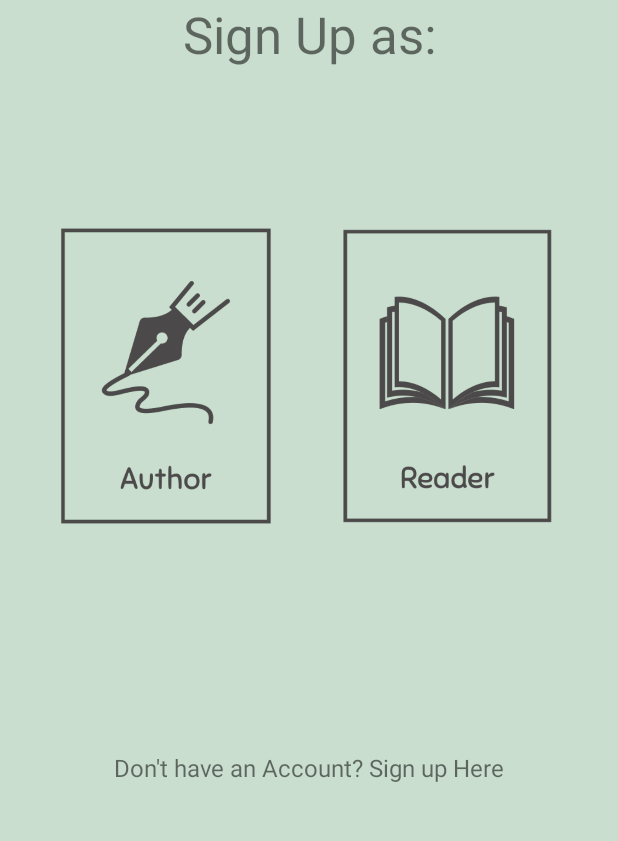
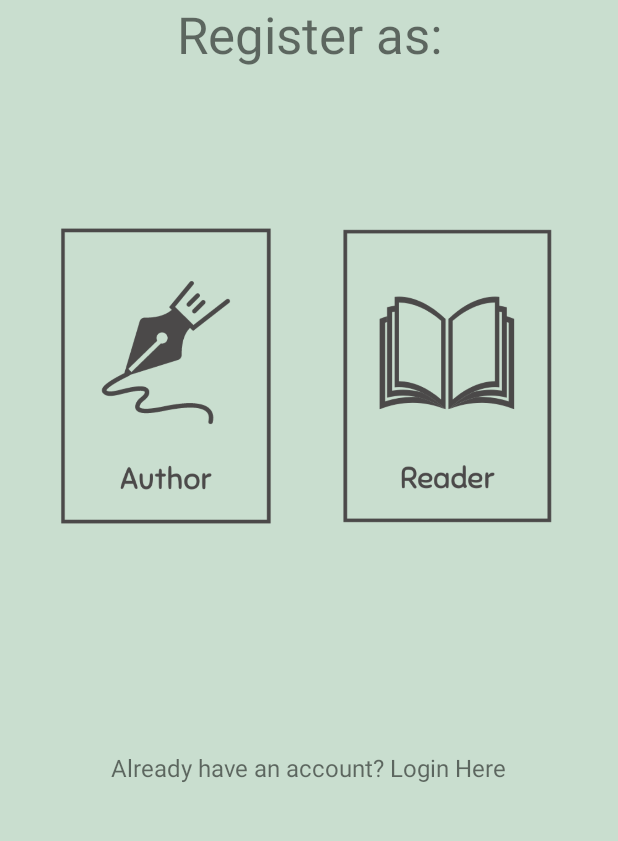
Before and after one commit to gekkkota/SoftwareDesign, an Android app: the RegisterAs screen opened directly, with no data from a screen before it, on a phone screen of 412 x 824 dp, the part 287-1128 px from its top. Run offline under Robolectric (Android 15) with nearby library versions, the phone set to English and light mode, and no system bars.

Commit message:
Redirections Done

```diff
--- a/app/src/main/AndroidManifest.xml
+++ b/app/src/main/AndroidManifest.xml
@@ -9,7 +9,7 @@
         android:roundIcon="@mipmap/ic_launcher_round"
         android:supportsRtl="true"
         android:theme="@style/SplashScreenTheme">
-        <activity android:name=".reader.ReaderRegister"></activity>
+        <activity android:name=".reader.ReaderRegister" />
         <activity android:name=".reader.ReaderLogin" />
         <activity android:name=".author.AuthorRegister" />
         <activity android:name=".author.AuthorLogin" />
--- a/app/src/main/java/com/example/empr/LogInAs.java
+++ b/app/src/main/java/com/example/empr/LogInAs.java
@@ -13,7 +13,7 @@ import com.example.empr.reader.ReaderLogin;
 public class LogInAs extends AppCompatActivity {
 
     private ImageView authorBtn, readerBtn;
-    private TextView toSignUpAs;
+    private TextView toRegister;
 
     @Override
     protected void onCreate(Bundle savedInstanceState) {
@@ -23,9 +23,9 @@ public class LogInAs extends AppCompatActivity {
 
         authorBtn = findViewById(R.id.author_btn);
         readerBtn = findViewById(R.id.reader_btn);
-        toSignUpAs = findViewById(R.id.signup_btn);
+        toRegister = findViewById(R.id.register);
 
-        toSignUpAs.setOnClickListener(v -> {
+        toRegister.setOnClickListener(v -> {
             startActivity(new Intent(LogInAs.this, RegisterAs.class));
             finish();
         });
--- a/app/src/main/java/com/example/empr/RegisterAs.java
+++ b/app/src/main/java/com/example/empr/RegisterAs.java
@@ -21,9 +21,9 @@ public class RegisterAs extends AppCompatActivity {
         setContentView(R.layout.activity_register_as);
         setTheme(R.style.Theme_EMPr);
 
-        authorBtn = findViewById(R.id.author_btn_signUp);
-        readerBtn = findViewById(R.id.reader_btn_signUp);
-        toLogInAs = findViewById(R.id.signup_btn);
+        authorBtn = findViewById(R.id.author_btn_reg);
+        readerBtn = findViewById(R.id.reader_btn_reg);
+        toLogInAs = findViewById(R.id.login_btn);
 
         toLogInAs.setOnClickListener(v -> {
             startActivity(new Intent(RegisterAs.this, LogInAs.class));
--- a/app/src/main/res/layout/activity_author_register.xml
+++ b/app/src/main/res/layout/activity_author_register.xml
@@ -5,7 +5,7 @@
     android:layout_width="match_parent"
     android:layout_height="match_parent"
     android:background="@color/bgcolor"
-    tools:context=".author.Register">
+    tools:context=".author.AuthorRegister">
 
     <ImageView
         android:id="@+id/imageView4"
@@ -24,7 +24,7 @@
         android:layout_width="wrap_content"
         android:layout_height="wrap_content"
         android:layout_marginTop="16dp"
-        android:text="Author Sign Up"
+        android:text="Author Register"
         android:textSize="24sp"
         app:layout_constraintEnd_toEndOf="parent"
         app:layout_constraintStart_toStartOf="parent"
--- a/app/src/main/res/layout/activity_reader_register.xml
+++ b/app/src/main/res/layout/activity_reader_register.xml
@@ -24,7 +24,7 @@
         android:layout_width="wrap_content"
         android:layout_height="wrap_content"
         android:layout_marginTop="16dp"
-        android:text="Reader Sign Up"
+        android:text="Reader Register"
         android:textSize="24sp"
         app:layout_constraintEnd_toEndOf="parent"
         app:layout_constraintStart_toStartOf="parent"
--- a/app/src/main/res/layout/activity_register_as.xml
+++ b/app/src/main/res/layout/activity_register_as.xml
@@ -21,31 +21,31 @@
         app:srcCompat="@drawable/emprlogo" />
 
     <ImageView
-        android:id="@+id/reader_btn_signUp"
+        android:id="@+id/reader_btn_reg"
         android:layout_width="180dp"
         android:layout_height="200dp"
         android:layout_marginEnd="24dp"
-        app:layout_constraintBottom_toTopOf="@+id/signup_btn"
+        app:layout_constraintBottom_toTopOf="@+id/login_btn"
         app:layout_constraintEnd_toEndOf="parent"
         app:layout_constraintHorizontal_bias="0.571"
         app:layout_constraintTop_toBottomOf="@+id/imageView"
         app:srcCompat="@drawable/reader" />
 
     <ImageView
-        android:id="@+id/author_btn_signUp"
+        android:id="@+id/author_btn_reg"
         android:layout_width="180dp"
         android:layout_height="200dp"
         android:layout_marginStart="20dp"
-        app:layout_constraintBottom_toTopOf="@+id/signup_btn"
+        app:layout_constraintBottom_toTopOf="@+id/login_btn"
         app:layout_constraintStart_toStartOf="parent"
         app:layout_constraintTop_toBottomOf="@+id/imageView"
         app:srcCompat="@drawable/author" />
 
     <TextView
-        android:id="@+id/signup_btn"
+        android:id="@+id/login_btn"
         android:layout_width="wrap_content"
         android:layout_height="wrap_content"
-        android:text="Don't have an Account? Sign up Here"
+        android:text="Already have an account? Login Here"
         android:textSize="16sp"
         app:layout_constraintBottom_toBottomOf="parent"
         app:layout_constraintEnd_toEndOf="parent"
@@ -57,7 +57,7 @@
         android:id="@+id/textView4"
         android:layout_width="wrap_content"
         android:layout_height="wrap_content"
-        android:text="Sign Up as:"
+        android:text="Register as:"
         android:textSize="34sp"
         app:layout_constraintEnd_toEndOf="parent"
         app:layout_constraintStart_toStartOf="parent"
```
Also changed, not shown: app/src/main/res/layout/activity_login_as.xml (+4 -4 lines).
